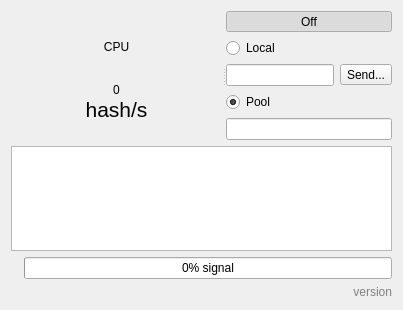
First picture: the form in alethone/AlethOne.ui, repository ethereum/alethzero, before the edit.
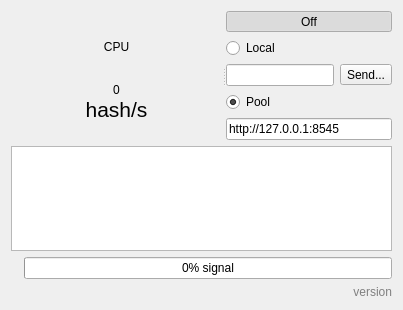
Second picture: the form after the edit. Icons and pictures are not drawn. Custom widgets are drawn as their Qt base class.

Commit message: Add default pool address.

What changed in the file:
```diff
--- a/alethone/AlethOne.ui
+++ b/alethone/AlethOne.ui
@@ -184,7 +184,11 @@
         </widget>
        </item>
        <item>
-        <widget class="QLineEdit" name="url"/>
+        <widget class="QLineEdit" name="url">
+         <property name="text">
+          <string>http://127.0.0.1:8545</string>
+         </property>
+        </widget>
        </item>
       </layout>
      </widget>
```
